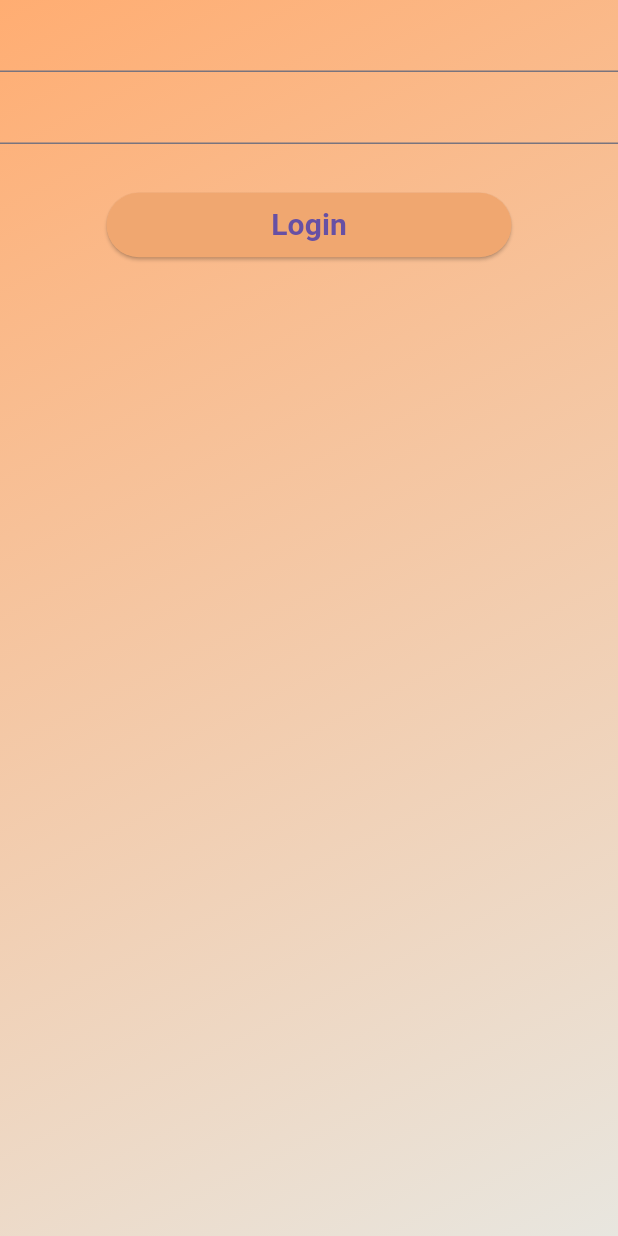
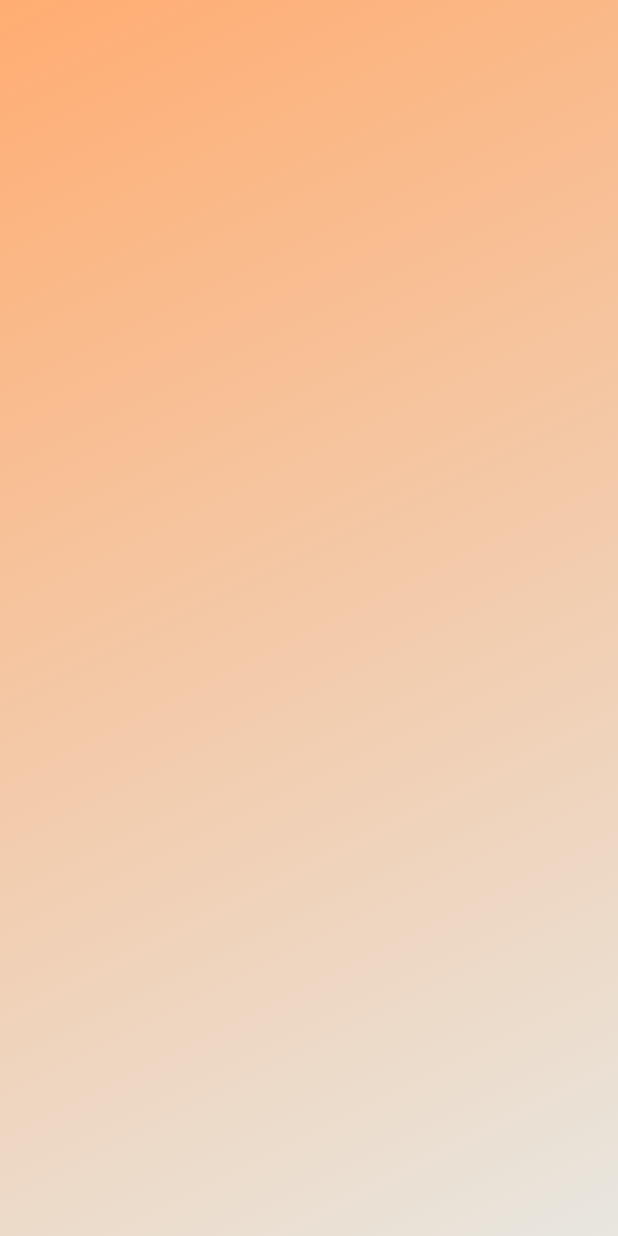
Before and after one commit to Bravista/relax_me_app, a Flutter app: the screen it shows after launch, after a tap on "Login", on a phone screen of 412 x 824 dp. Run offline on Flutter 3.47's test engine with Material 3 defaults, Android fonts, the light colour scheme and no system bars.

Commit message:
Input Validation+Hauptmenu Screen

```diff
--- a/lib/src/features/authentication/presentation/login_screen.dart
+++ b/lib/src/features/authentication/presentation/login_screen.dart
@@ -1,4 +1,5 @@
 import 'package:flutter/material.dart';
+import 'package:relax_me_app/src/features/hauptmenu/presentation/hauptmenu.dart';
 
 class LoginScreen extends StatefulWidget {
   const LoginScreen({super.key});
@@ -26,19 +27,48 @@ class _LoginScreenState extends State<LoginScreen> {
         ),
         child: SafeArea(
           child: Center(
+            child: Padding(
+              padding: const EdgeInsets.all(24.0),
               child: Column(
                 children: [
-                const TextField(),
-                const TextField(),
+                  Image.asset("assets/images/hauptlogo.png"),
                   const SizedBox(
-                  height: 30,
+                    height: 24,
                   ),
+                  Form(
+                      child: Column(
+                    children: [
+                      TextFormField(
+                        decoration: const InputDecoration(
+                          border: OutlineInputBorder(),
+                          label: Text("Emailadresse"),
+                          fillColor: Colors.white,
+                          filled: true,
+                        ),
+                      ),
+                      const SizedBox(
+                        height: 24,
+                      ),
+                      TextFormField(
+                        obscureText: true,
+                        decoration: const InputDecoration(
+                          border: OutlineInputBorder(),
+                          label: Text("Passwort"),
+                          fillColor: Colors.white,
+                          filled: true,
+                        ),
+                      ),
+                      const SizedBox(
+                        height: 24,
+                      ),
+                    ],
+                  )),
                   ElevatedButton(
                     onPressed: () {
                       Navigator.push(
                           context,
                           MaterialPageRoute(
-                            builder: (context) => const LoginScreen()));
+                              builder: (context) => const Hauptmenu()));
                     },
                     style: ButtonStyle(
                       backgroundColor: WidgetStateProperty.all<Color>(
@@ -49,7 +79,8 @@ class _LoginScreenState extends State<LoginScreen> {
                     ),
                     child: const Text(
                       "Login",
-                    style: TextStyle(fontSize: 20, fontWeight: FontWeight.w600),
+                      style:
+                          TextStyle(fontSize: 20, fontWeight: FontWeight.w600),
                     ),
                   ),
                 ],
@@ -57,6 +88,7 @@ class _LoginScreenState extends State<LoginScreen> {
             ),
           ),
         ),
+      ),
     );
   }
 }
--- /dev/null
+++ b/lib/src/features/hauptmenu/presentation/hauptmenu.dart
@@ -0,0 +1,25 @@
+import 'package:flutter/material.dart';
+
+class Hauptmenu extends StatelessWidget {
+  const Hauptmenu({super.key});
+
+  @override
+  Widget build(BuildContext context) {
+    return Scaffold(
+      body: Container(
+        height: double.infinity,
+        width: double.infinity,
+        decoration: const BoxDecoration(
+          gradient: LinearGradient(
+              colors: [
+                Color.fromARGB(255, 255, 173, 114),
+                Color(0xFFE8E6DF),
+              ],
+              begin: Alignment.topLeft,
+              end: Alignment.bottomRight,
+              tileMode: TileMode.mirror),
+        ),
+      ),
+    );
+  }
+}
```
Also changed, not shown: assets/images/hauptlogo.png. Lines whose indentation alone changed are shown as unchanged.
